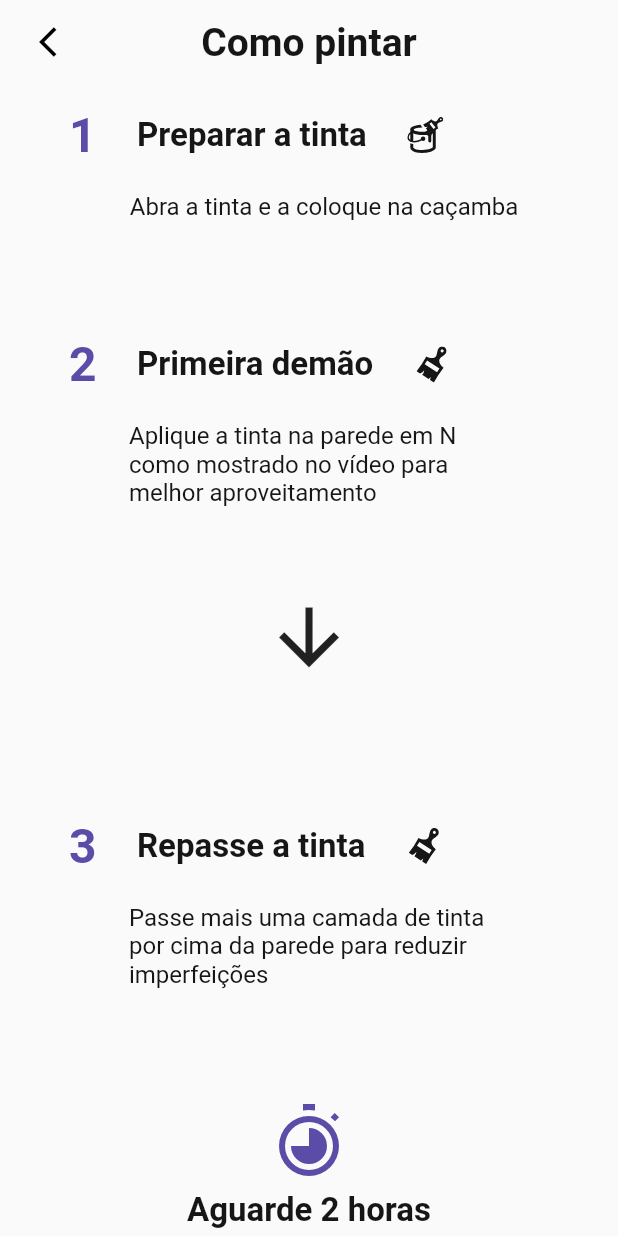
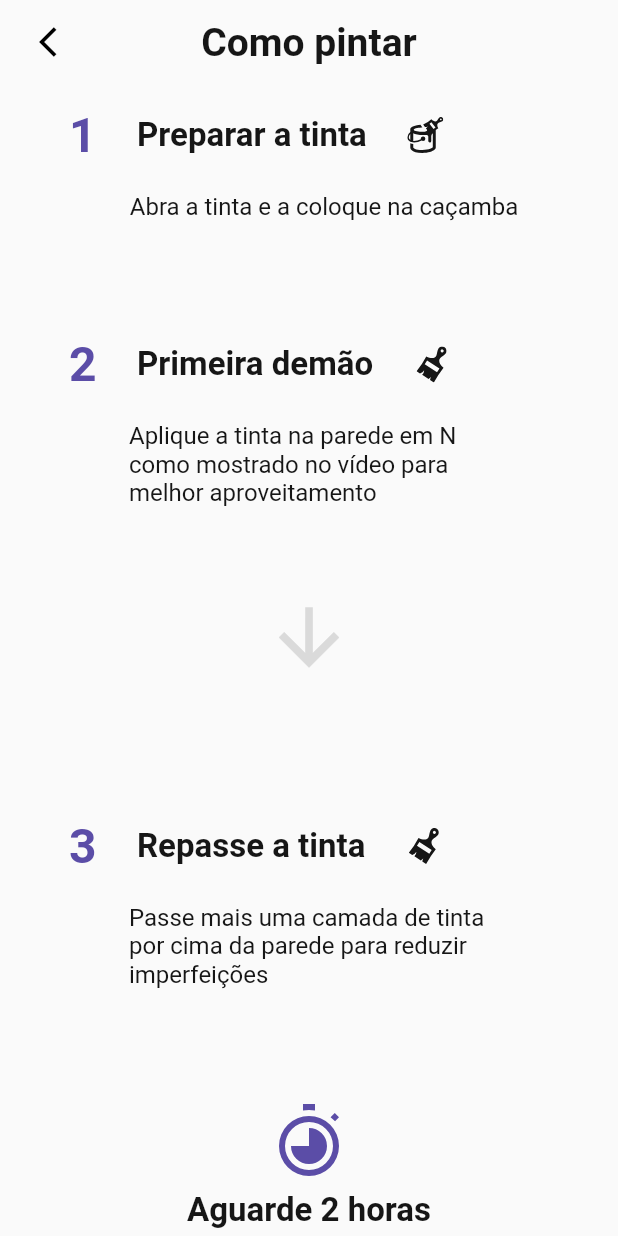
Before and after one commit to erick-paiva/desafio-loomi-flutter, a Flutter app: the HowToPaint screen opened directly with empty values, on a phone screen of 412 x 824 dp. Run offline on Flutter 3.47's test engine with Material 2 defaults, Android fonts, the phone set to English and light mode, and no system bars; our stand-ins replace carousel_slider, dio, file_picker, firebase_messaging, flutter_local_notifications, flutter_mobx and 10 more; missing offline and left inert: connectivity_wrapper; accounts and stored records are empty; generated files the repository leaves out were written again; network calls fail.

Commit message:
feat: add a new color

```diff
--- a/lib/src/utils/custom_colors.dart
+++ b/lib/src/utils/custom_colors.dart
@@ -9,6 +9,7 @@ class CustomColors {
 
   static Color grey = HexColor("#0d2C3B8B");
   static Color gray30 = HexColor("#ecebef");
+  static Color gray40 = HexColor("#DADADA");
   static Color gray50 = HexColor("#00000029");
   static Color gray70 = HexColor("#A4A4A4");
   static Color gray80 = HexColor("#707070");
```
